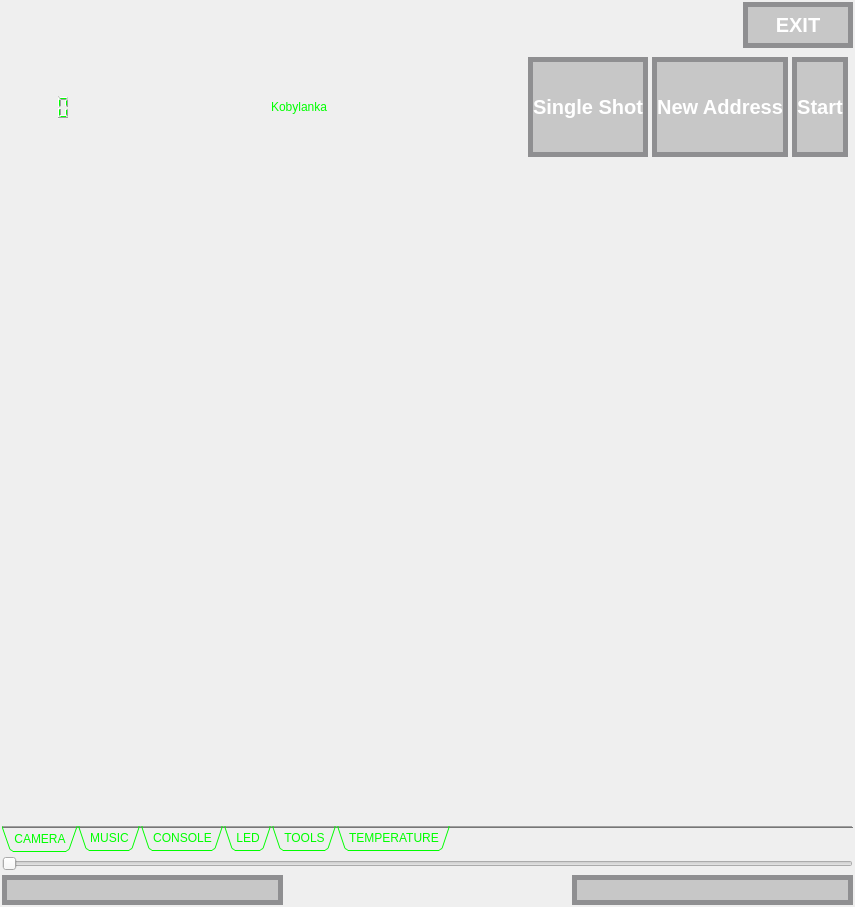
This is iDom_Client/idom_client.ui in cyniu88/QT_kurs as Qt 5 draws it before an edit. The edited form follows.
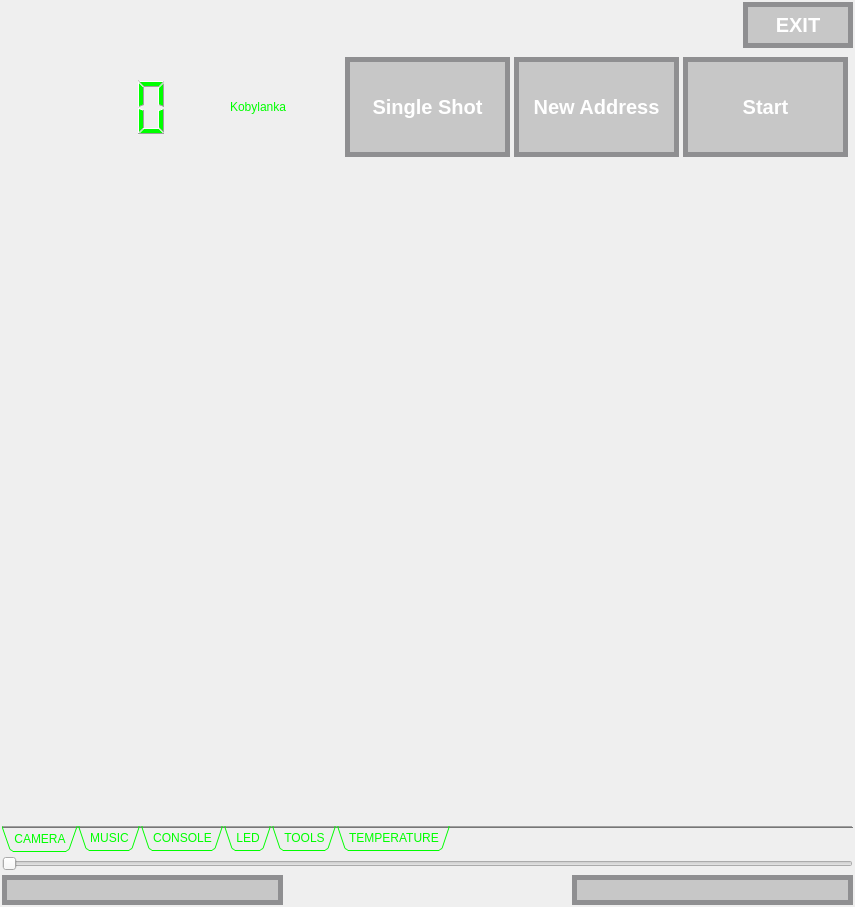
This is the edited form. The open tabs and pages were chosen to show the change. Icons and pictures are not drawn.

Diff of the .ui file:
```diff
--- a/iDom_Client/idom_client.ui
+++ b/iDom_Client/idom_client.ui
@@ -141,8 +141,8 @@
               <rect>
                <x>0</x>
                <y>0</y>
-               <width>815</width>
-               <height>722</height>
+               <width>807</width>
+               <height>689</height>
               </rect>
              </property>
              <layout class="QVBoxLayout" name="verticalLayout_6">
@@ -161,7 +161,7 @@
                 <item>
                  <widget class="QLineEdit" name="lineEdit">
                   <property name="sizePolicy">
-                   <sizepolicy hsizetype="Expanding" vsizetype="Fixed">
+                   <sizepolicy hsizetype="Minimum" vsizetype="Fixed">
                     <horstretch>0</horstretch>
                     <verstretch>0</verstretch>
                    </sizepolicy>
```
